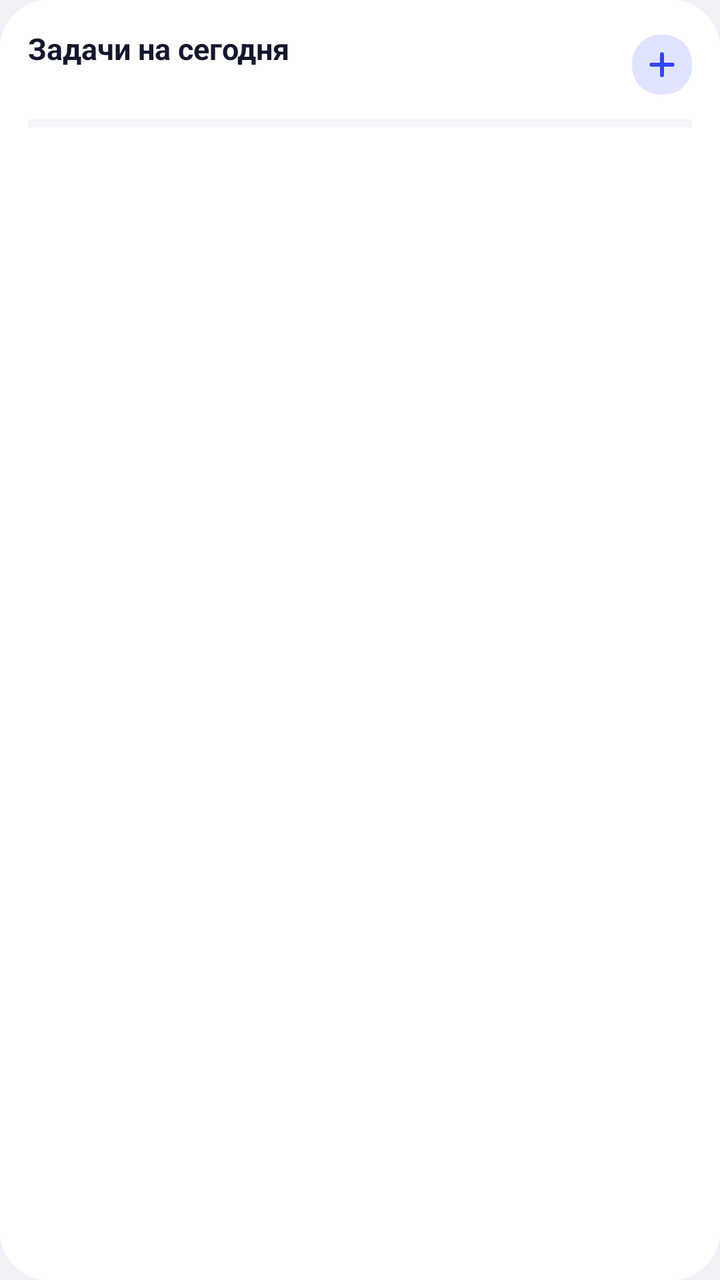
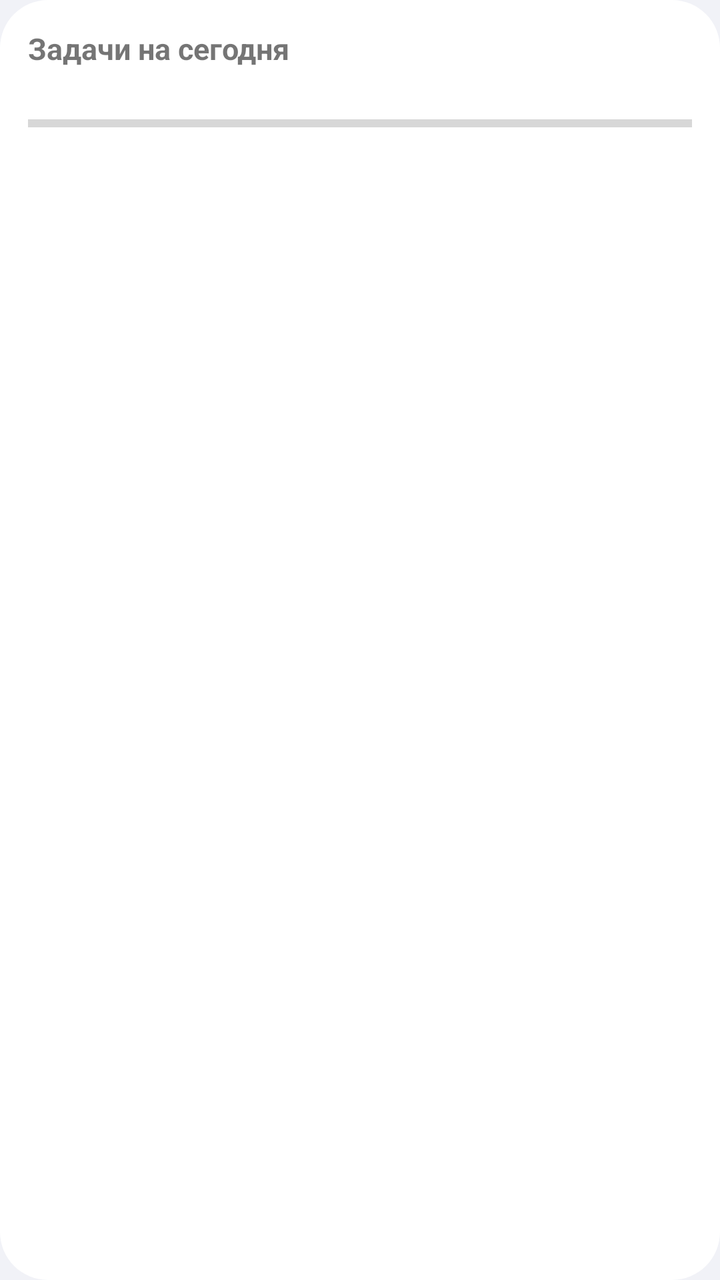

Compare the two renders of this Android layout. The source of the first and the diff that turns it into the second are given below.
<!-- AndroidManifest.xml: application theme Theme.Ritm -->
<!-- res/layout/widget_tasks.xml -->
<?xml version="1.0" encoding="utf-8"?>
<LinearLayout xmlns:android="http://schemas.android.com/apk/res/android" android:id="@+id/t_root" android:layout_width="match_parent" android:layout_height="match_parent" android:orientation="vertical" android:padding="14dp" android:background="@drawable/widget_bg">
    <LinearLayout android:layout_width="match_parent" android:layout_height="wrap_content" android:orientation="horizontal" android:gravity="center_vertical">
        <LinearLayout android:layout_width="0dp" android:layout_weight="1" android:layout_height="wrap_content" android:orientation="vertical">
            <TextView android:id="@+id/t_title" android:layout_width="wrap_content" android:layout_height="wrap_content" android:textColor="@color/r_ink" android:textSize="15sp" android:textStyle="bold" android:maxLines="1" android:text="Задачи на сегодня" />
            <TextView android:id="@+id/t_sub" android:layout_width="wrap_content" android:layout_height="wrap_content" android:textColor="@color/r_muted" android:textSize="12sp" android:maxLines="1" />
        </LinearLayout>
        <ImageView android:id="@+id/t_add" android:layout_width="30dp" android:layout_height="30dp" android:padding="6dp" android:background="@drawable/chip_bg" android:src="@drawable/ic_plus" android:tint="@color/r_accent" android:contentDescription="Добавить" />
    </LinearLayout>
    <ProgressBar android:id="@+id/t_progress" style="@android:style/Widget.Material.ProgressBar.Horizontal" android:layout_width="match_parent" android:layout_height="6dp" android:layout_marginTop="8dp" android:max="100" android:progress="0" android:progressTint="@color/r_calm" android:progressBackgroundTint="@color/r_line" android:visibility="visible" />
    <LinearLayout android:layout_width="match_parent" android:layout_height="0dp" android:layout_weight="1" android:orientation="vertical" android:layout_marginTop="6dp">
        <LinearLayout android:id="@+id/t_row1" android:layout_width="match_parent" android:layout_height="wrap_content" android:orientation="horizontal" android:gravity="center_vertical" android:paddingTop="5dp" android:paddingBottom="5dp" android:visibility="gone">
            <ImageView android:id="@+id/t_dot1" android:layout_width="18dp" android:layout_height="18dp" android:padding="4dp" android:src="@drawable/dot" android:contentDescription="@null" />
            <TextView android:id="@+id/t_txt1" android:layout_width="0dp" android:layout_weight="1" android:layout_height="wrap_content" android:layout_marginStart="8dp" android:textColor="@color/r_ink" android:textSize="14sp" android:maxLines="1" android:ellipsize="end" />
        </LinearLayout>
        <LinearLayout android:id="@+id/t_row2" android:layout_width="match_parent" android:layout_height="wrap_content" android:orientation="horizontal" android:gravity="center_vertical" android:paddingTop="5dp" android:paddingBottom="5dp" android:visibility="gone">
            <ImageView android:id="@+id/t_dot2" android:layout_width="18dp" android:layout_height="18dp" android:padding="4dp" android:src="@drawable/dot" android:contentDescription="@null" />
            <TextView android:id="@+id/t_txt2" android:layout_width="0dp" android:layout_weight="1" android:layout_height="wrap_content" android:layout_marginStart="8dp" android:textColor="@color/r_ink" android:textSize="14sp" android:maxLines="1" android:ellipsize="end" />
        </LinearLayout>
        <LinearLayout android:id="@+id/t_row3" android:layout_width="match_parent" android:layout_height="wrap_content" android:orientation="horizontal" android:gravity="center_vertical" android:paddingTop="5dp" android:paddingBottom="5dp" android:visibility="gone">
            <ImageView android:id="@+id/t_dot3" android:layout_width="18dp" android:layout_height="18dp" android:padding="4dp" android:src="@drawable/dot" android:contentDescription="@null" />
            <TextView android:id="@+id/t_txt3" android:layout_width="0dp" android:layout_weight="1" android:layout_height="wrap_content" android:layout_marginStart="8dp" android:textColor="@color/r_ink" android:textSize="14sp" android:maxLines="1" android:ellipsize="end" />
        </LinearLayout>
        <LinearLayout android:id="@+id/t_row4" android:layout_width="match_parent" android:layout_height="wrap_content" android:orientation="horizontal" android:gravity="center_vertical" android:paddingTop="5dp" android:paddingBottom="5dp" android:visibility="gone">
            <ImageView android:id="@+id/t_dot4" android:layout_width="18dp" android:layout_height="18dp" android:padding="4dp" android:src="@drawable/dot" android:contentDescription="@null" />
            <TextView android:id="@+id/t_txt4" android:layout_width="0dp" android:layout_weight="1" android:layout_height="wrap_content" android:layout_marginStart="8dp" android:textColor="@color/r_ink" android:textSize="14sp" android:maxLines="1" android:ellipsize="end" />
        </LinearLayout>
        <LinearLayout android:id="@+id/t_row5" android:layout_width="match_parent" android:layout_height="wrap_content" android:orientation="horizontal" android:gravity="center_vertical" android:paddingTop="5dp" android:paddingBottom="5dp" android:visibility="gone">
            <ImageView android:id="@+id/t_dot5" android:layout_width="18dp" android:layout_height="18dp" android:padding="4dp" android:src="@drawable/dot" android:contentDescription="@null" />
            <TextView android:id="@+id/t_txt5" android:layout_width="0dp" android:layout_weight="1" android:layout_height="wrap_content" android:layout_marginStart="8dp" android:textColor="@color/r_ink" android:textSize="14sp" android:maxLines="1" android:ellipsize="end" />
        </LinearLayout>
        <LinearLayout android:id="@+id/t_row6" android:layout_width="match_parent" android:layout_height="wrap_content" android:orientation="horizontal" android:gravity="center_vertical" android:paddingTop="5dp" android:paddingBottom="5dp" android:visibility="gone">
            <ImageView android:id="@+id/t_dot6" android:layout_width="18dp" android:layout_height="18dp" android:padding="4dp" android:src="@drawable/dot" android:contentDescription="@null" />
            <TextView android:id="@+id/t_txt6" android:layout_width="0dp" android:layout_weight="1" android:layout_height="wrap_content" android:layout_marginStart="8dp" android:textColor="@color/r_ink" android:textSize="14sp" android:maxLines="1" android:ellipsize="end" />
        </LinearLayout>
        <TextView android:id="@+id/t_empty" android:layout_width="match_parent" android:layout_height="match_parent" android:gravity="center" android:textColor="@color/r_muted" android:textSize="13sp" android:visibility="gone" />
    </LinearLayout>
    <TextView android:id="@+id/t_more" android:layout_width="wrap_content" android:layout_height="wrap_content" android:textColor="@color/r_accent" android:textSize="12sp" android:textStyle="bold" android:visibility="gone" />
</LinearLayout>
<!-- resources referenced by this layout -->
<resources>
  <color name="r_accent">#3346F0</color>
  <color name="r_calm">#1E9970</color>
  <color name="r_ink">#15172C</color>
  <color name="r_line">#D8DBE8</color>
  <color name="r_muted">#5D6182</color>
  <!-- drawable chip_bg (drawable) -->
  <?xml version="1.0" encoding="utf-8"?>
  <shape xmlns:android="http://schemas.android.com/apk/res/android" android:shape="rectangle"><solid android:color="@color/r_accent_soft" /><corners android:radius="14dp" /></shape>
  <!-- drawable dot (drawable) -->
  <?xml version="1.0" encoding="utf-8"?>
  <shape xmlns:android="http://schemas.android.com/apk/res/android" android:shape="oval"><solid android:color="#FFFFFF" /><size android:width="10dp" android:height="10dp" /></shape>
  <!-- drawable ic_plus (drawable) -->
  <?xml version="1.0" encoding="utf-8"?>
  <vector xmlns:android="http://schemas.android.com/apk/res/android" android:width="24dp" android:height="24dp" android:viewportWidth="24" android:viewportHeight="24">
      <path android:fillColor="#00000000" android:strokeColor="#FFFFFF" android:strokeWidth="2.6" android:strokeLineCap="round" android:pathData="M12,5v14M5,12h14" />
  </vector>
  <!-- drawable widget_bg (drawable) -->
  <?xml version="1.0" encoding="utf-8"?>
  <shape xmlns:android="http://schemas.android.com/apk/res/android" android:shape="rectangle">
      <solid android:color="@color/r_surface" />
      <corners android:radius="24dp" />
  </shape>
  <style name="Theme.Ritm" parent="android:Theme.Material.Light.NoActionBar">
          <item name="android:windowBackground">@color/r_bg</item>
          <item name="android:colorAccent">@color/r_accent</item>
          <item name="android:statusBarColor">@android:color/transparent</item>
          <item name="android:navigationBarColor">@android:color/transparent</item>
          <item name="android:windowLightStatusBar">true</item>
      </style>
  <color name="r_accent_soft">#E0E4FE</color>
  <color name="r_surface">#FFFFFF</color>
  <color name="r_bg">#F1F2F7</color>
</resources>

<!-- the commit's change to res/layout/widget_tasks.xml (unified diff, before → after) -->
@@ -1,39 +1,43 @@
 <?xml version="1.0" encoding="utf-8"?>
-<LinearLayout xmlns:android="http://schemas.android.com/apk/res/android" android:id="@+id/t_root" android:layout_width="match_parent" android:layout_height="match_parent" android:orientation="vertical" android:padding="14dp" android:background="@drawable/widget_bg">
-    <LinearLayout android:layout_width="match_parent" android:layout_height="wrap_content" android:orientation="horizontal" android:gravity="center_vertical">
-        <LinearLayout android:layout_width="0dp" android:layout_weight="1" android:layout_height="wrap_content" android:orientation="vertical">
-            <TextView android:id="@+id/t_title" android:layout_width="wrap_content" android:layout_height="wrap_content" android:textColor="@color/r_ink" android:textSize="15sp" android:textStyle="bold" android:maxLines="1" android:text="Задачи на сегодня" />
-            <TextView android:id="@+id/t_sub" android:layout_width="wrap_content" android:layout_height="wrap_content" android:textColor="@color/r_muted" android:textSize="12sp" android:maxLines="1" />
+<FrameLayout xmlns:android="http://schemas.android.com/apk/res/android" android:id="@+id/t_root" android:layout_width="match_parent" android:layout_height="match_parent">
+    <ImageView android:id="@+id/t_bg" android:layout_width="match_parent" android:layout_height="match_parent" android:src="@drawable/wbg" android:scaleType="fitXY" android:contentDescription="@null" />
+    <ImageView android:id="@+id/t_sheen" android:layout_width="match_parent" android:layout_height="match_parent" android:src="@drawable/wbg_sheen" android:scaleType="fitXY" android:contentDescription="@null" />
+    <LinearLayout android:layout_width="match_parent" android:layout_height="match_parent" android:orientation="vertical" android:padding="14dp">
+        <LinearLayout android:layout_width="match_parent" android:layout_height="wrap_content" android:orientation="horizontal" android:gravity="center_vertical">
+            <LinearLayout android:layout_width="0dp" android:layout_weight="1" android:layout_height="wrap_content" android:orientation="vertical">
+                <TextView android:id="@+id/t_title" android:layout_width="wrap_content" android:layout_height="wrap_content" android:textSize="15sp" android:maxLines="1" android:ellipsize="end" android:textStyle="bold" android:text="Задачи на сегодня"/>
+                <TextView android:id="@+id/t_sub" android:layout_width="wrap_content" android:layout_height="wrap_content" android:textSize="12sp" android:maxLines="1" android:ellipsize="end" />
+            </LinearLayout>
+            <ImageView android:id="@+id/t_add" android:layout_width="32dp" android:layout_height="32dp" android:padding="7dp" android:background="@drawable/chip_glass" android:src="@drawable/ic_plus" android:contentDescription="Добавить" />
         </LinearLayout>
-        <ImageView android:id="@+id/t_add" android:layout_width="30dp" android:layout_height="30dp" android:padding="6dp" android:background="@drawable/chip_bg" android:src="@drawable/ic_plus" android:tint="@color/r_accent" android:contentDescription="Добавить" />
+        <ProgressBar android:id="@+id/t_progress" style="@android:style/Widget.Material.ProgressBar.Horizontal" android:layout_width="match_parent" android:layout_height="6dp" android:layout_marginTop="8dp" android:max="100" android:progress="0" android:visibility="visible" />
+        <LinearLayout android:layout_width="match_parent" android:layout_height="0dp" android:layout_weight="1" android:orientation="vertical" android:layout_marginTop="6dp">
+        <LinearLayout android:id="@+id/t_row1" android:layout_width="match_parent" android:layout_height="wrap_content" android:orientation="horizontal" android:gravity="center_vertical" android:paddingTop="4dp" android:paddingBottom="4dp" android:visibility="gone">
+            <ImageView android:id="@+id/t_dot1" android:layout_width="18dp" android:layout_height="18dp" android:padding="4dp" android:src="@drawable/dot" android:contentDescription="@null" />
+            <TextView android:id="@+id/t_txt1" android:layout_width="0dp" android:layout_weight="1" android:layout_height="wrap_content" android:layout_marginStart="6dp" android:textSize="14sp" android:maxLines="1" android:ellipsize="end" />
+        </LinearLayout>
+        <LinearLayout android:id="@+id/t_row2" android:layout_width="match_parent" android:layout_height="wrap_content" android:orientation="horizontal" android:gravity="center_vertical" android:paddingTop="4dp" android:paddingBottom="4dp" android:visibility="gone">
+            <ImageView android:id="@+id/t_dot2" android:layout_width="18dp" android:layout_height="18dp" android:padding="4dp" android:src="@drawable/dot" android:contentDescription="@null" />
+            <TextView android:id="@+id/t_txt2" android:layout_width="0dp" android:layout_weight="1" android:layout_height="wrap_content" android:layout_marginStart="6dp" android:textSize="14sp" android:maxLines="1" android:ellipsize="end" />
+        </LinearLayout>
+        <LinearLayout android:id="@+id/t_row3" android:layout_width="match_parent" android:layout_height="wrap_content" android:orientation="horizontal" android:gravity="center_vertical" android:paddingTop="4dp" android:paddingBottom="4dp" android:visibility="gone">
+            <ImageView android:id="@+id/t_dot3" android:layout_width="18dp" android:layout_height="18dp" android:padding="4dp" android:src="@drawable/dot" android:contentDescription="@null" />
+            <TextView android:id="@+id/t_txt3" android:layout_width="0dp" android:layout_weight="1" android:layout_height="wrap_content" android:layout_marginStart="6dp" android:textSize="14sp" android:maxLines="1" android:ellipsize="end" />
+        </LinearLayout>
+        <LinearLayout android:id="@+id/t_row4" android:layout_width="match_parent" android:layout_height="wrap_content" android:orientation="horizontal" android:gravity="center_vertical" android:paddingTop="4dp" android:paddingBottom="4dp" android:visibility="gone">
+            <ImageView android:id="@+id/t_dot4" android:layout_width="18dp" android:layout_height="18dp" android:padding="4dp" android:src="@drawable/dot" android:contentDescription="@null" />
+            <TextView android:id="@+id/t_txt4" android:layout_width="0dp" android:layout_weight="1" android:layout_height="wrap_content" android:layout_marginStart="6dp" android:textSize="14sp" android:maxLines="1" android:ellipsize="end" />
+        </LinearLayout>
+        <LinearLayout android:id="@+id/t_row5" android:layout_width="match_parent" android:layout_height="wrap_content" android:orientation="horizontal" android:gravity="center_vertical" android:paddingTop="4dp" android:paddingBottom="4dp" android:visibility="gone">
+            <ImageView android:id="@+id/t_dot5" android:layout_width="18dp" android:layout_height="18dp" android:padding="4dp" android:src="@drawable/dot" android:contentDescription="@null" />
+            <TextView android:id="@+id/t_txt5" android:layout_width="0dp" android:layout_weight="1" android:layout_height="wrap_content" android:layout_marginStart="6dp" android:textSize="14sp" android:maxLines="1" android:ellipsize="end" />
+        </LinearLayout>
+        <LinearLayout android:id="@+id/t_row6" android:layout_width="match_parent" android:layout_height="wrap_content" android:orientation="horizontal" android:gravity="center_vertical" android:paddingTop="4dp" android:paddingBottom="4dp" android:visibility="gone">
+            <ImageView android:id="@+id/t_dot6" android:layout_width="18dp" android:layout_height="18dp" android:padding="4dp" android:src="@drawable/dot" android:contentDescription="@null" />
+            <TextView android:id="@+id/t_txt6" android:layout_width="0dp" android:layout_weight="1" android:layout_height="wrap_content" android:layout_marginStart="6dp" android:textSize="14sp" android:maxLines="1" android:ellipsize="end" />
+        </LinearLayout>
+            <TextView android:id="@+id/t_empty" android:layout_width="match_parent" android:layout_height="match_parent" android:gravity="center" android:textSize="13sp" android:visibility="gone" />
+        </LinearLayout>
+        <TextView android:id="@+id/t_more" android:layout_width="wrap_content" android:layout_height="wrap_content" android:textSize="12sp" android:maxLines="1" android:ellipsize="end" android:textStyle="bold" android:visibility="gone"/>
     </LinearLayout>
-    <ProgressBar android:id="@+id/t_progress" style="@android:style/Widget.Material.ProgressBar.Horizontal" android:layout_width="match_parent" android:layout_height="6dp" android:layout_marginTop="8dp" android:max="100" android:progress="0" android:progressTint="@color/r_calm" android:progressBackgroundTint="@color/r_line" android:visibility="visible" />
-    <LinearLayout android:layout_width="match_parent" android:layout_height="0dp" android:layout_weight="1" android:orientation="vertical" android:layout_marginTop="6dp">
-        <LinearLayout android:id="@+id/t_row1" android:layout_width="match_parent" android:layout_height="wrap_content" android:orientation="horizontal" android:gravity="center_vertical" android:paddingTop="5dp" android:paddingBottom="5dp" android:visibility="gone">
-            <ImageView android:id="@+id/t_dot1" android:layout_width="18dp" android:layout_height="18dp" android:padding="4dp" android:src="@drawable/dot" android:contentDescription="@null" />
-            <TextView android:id="@+id/t_txt1" android:layout_width="0dp" android:layout_weight="1" android:layout_height="wrap_content" android:layout_marginStart="8dp" android:textColor="@color/r_ink" android:textSize="14sp" android:maxLines="1" android:ellipsize="end" />
-        </LinearLayout>
-        <LinearLayout android:id="@+id/t_row2" android:layout_width="match_parent" android:layout_height="wrap_content" android:orientation="horizontal" android:gravity="center_vertical" android:paddingTop="5dp" android:paddingBottom="5dp" android:visibility="gone">
-            <ImageView android:id="@+id/t_dot2" android:layout_width="18dp" android:layout_height="18dp" android:padding="4dp" android:src="@drawable/dot" android:contentDescription="@null" />
-            <TextView android:id="@+id/t_txt2" android:layout_width="0dp" android:layout_weight="1" android:layout_height="wrap_content" android:layout_marginStart="8dp" android:textColor="@color/r_ink" android:textSize="14sp" android:maxLines="1" android:ellipsize="end" />
-        </LinearLayout>
-        <LinearLayout android:id="@+id/t_row3" android:layout_width="match_parent" android:layout_height="wrap_content" android:orientation="horizontal" android:gravity="center_vertical" android:paddingTop="5dp" android:paddingBottom="5dp" android:visibility="gone">
-            <ImageView android:id="@+id/t_dot3" android:layout_width="18dp" android:layout_height="18dp" android:padding="4dp" android:src="@drawable/dot" android:contentDescription="@null" />
-            <TextView android:id="@+id/t_txt3" android:layout_width="0dp" android:layout_weight="1" android:layout_height="wrap_content" android:layout_marginStart="8dp" android:textColor="@color/r_ink" android:textSize="14sp" android:maxLines="1" android:ellipsize="end" />
-        </LinearLayout>
-        <LinearLayout android:id="@+id/t_row4" android:layout_width="match_parent" android:layout_height="wrap_content" android:orientation="horizontal" android:gravity="center_vertical" android:paddingTop="5dp" android:paddingBottom="5dp" android:visibility="gone">
-            <ImageView android:id="@+id/t_dot4" android:layout_width="18dp" android:layout_height="18dp" android:padding="4dp" android:src="@drawable/dot" android:contentDescription="@null" />
-            <TextView android:id="@+id/t_txt4" android:layout_width="0dp" android:layout_weight="1" android:layout_height="wrap_content" android:layout_marginStart="8dp" android:textColor="@color/r_ink" android:textSize="14sp" android:maxLines="1" android:ellipsize="end" />
-        </LinearLayout>
-        <LinearLayout android:id="@+id/t_row5" android:layout_width="match_parent" android:layout_height="wrap_content" android:orientation="horizontal" android:gravity="center_vertical" android:paddingTop="5dp" android:paddingBottom="5dp" android:visibility="gone">
-            <ImageView android:id="@+id/t_dot5" android:layout_width="18dp" android:layout_height="18dp" android:padding="4dp" android:src="@drawable/dot" android:contentDescription="@null" />
-            <TextView android:id="@+id/t_txt5" android:layout_width="0dp" android:layout_weight="1" android:layout_height="wrap_content" android:layout_marginStart="8dp" android:textColor="@color/r_ink" android:textSize="14sp" android:maxLines="1" android:ellipsize="end" />
-        </LinearLayout>
-        <LinearLayout android:id="@+id/t_row6" android:layout_width="match_parent" android:layout_height="wrap_content" android:orientation="horizontal" android:gravity="center_vertical" android:paddingTop="5dp" android:paddingBottom="5dp" android:visibility="gone">
-            <ImageView android:id="@+id/t_dot6" android:layout_width="18dp" android:layout_height="18dp" android:padding="4dp" android:src="@drawable/dot" android:contentDescription="@null" />
-            <TextView android:id="@+id/t_txt6" android:layout_width="0dp" android:layout_weight="1" android:layout_height="wrap_content" android:layout_marginStart="8dp" android:textColor="@color/r_ink" android:textSize="14sp" android:maxLines="1" android:ellipsize="end" />
-        </LinearLayout>
-        <TextView android:id="@+id/t_empty" android:layout_width="match_parent" android:layout_height="match_parent" android:gravity="center" android:textColor="@color/r_muted" android:textSize="13sp" android:visibility="gone" />
-    </LinearLayout>
-    <TextView android:id="@+id/t_more" android:layout_width="wrap_content" android:layout_height="wrap_content" android:textColor="@color/r_accent" android:textSize="12sp" android:textStyle="bold" android:visibility="gone" />
-</LinearLayout>
+</FrameLayout>
<!-- resource entries referenced after the edit -->
@@ -1,13 +1,9 @@
 <!-- resources referenced by this layout -->
 <resources>
+  <!-- drawable chip_glass (drawable) -->
+  <?xml version="1.0" encoding="utf-8"?>
+  <shape xmlns:android="http://schemas.android.com/apk/res/android" android:shape="rectangle"><solid android:color="#33FFFFFF" /><corners android:radius="14dp" /></shape>
   <color name="r_accent">#3346F0</color>
-  <color name="r_calm">#1E9970</color>
-  <color name="r_ink">#15172C</color>
-  <color name="r_line">#D8DBE8</color>
-  <color name="r_muted">#5D6182</color>
-  <!-- drawable chip_bg (drawable) -->
-  <?xml version="1.0" encoding="utf-8"?>
-  <shape xmlns:android="http://schemas.android.com/apk/res/android" android:shape="rectangle"><solid android:color="@color/r_accent_soft" /><corners android:radius="14dp" /></shape>
   <!-- drawable dot (drawable) -->
   <?xml version="1.0" encoding="utf-8"?>
   <shape xmlns:android="http://schemas.android.com/apk/res/android" android:shape="oval"><solid android:color="#FFFFFF" /><size android:width="10dp" android:height="10dp" /></shape>
@@ -16,12 +12,12 @@
   <vector xmlns:android="http://schemas.android.com/apk/res/android" android:width="24dp" android:height="24dp" android:viewportWidth="24" android:viewportHeight="24">
       <path android:fillColor="#00000000" android:strokeColor="#FFFFFF" android:strokeWidth="2.6" android:strokeLineCap="round" android:pathData="M12,5v14M5,12h14" />
   </vector>
-  <!-- drawable widget_bg (drawable) -->
+  <!-- drawable wbg (drawable) -->
   <?xml version="1.0" encoding="utf-8"?>
-  <shape xmlns:android="http://schemas.android.com/apk/res/android" android:shape="rectangle">
-      <solid android:color="@color/r_surface" />
-      <corners android:radius="24dp" />
-  </shape>
+  <shape xmlns:android="http://schemas.android.com/apk/res/android" android:shape="rectangle"><solid android:color="#FFFFFF" /><corners android:radius="24dp" /></shape>
+  <!-- drawable wbg_sheen (drawable) -->
+  <?xml version="1.0" encoding="utf-8"?>
+  <shape xmlns:android="http://schemas.android.com/apk/res/android" android:shape="rectangle"><gradient android:angle="315" android:startColor="#00000000" android:endColor="#33FFFFFF" /><corners android:radius="24dp" /></shape>
   <style name="Theme.Ritm" parent="android:Theme.Material.Light.NoActionBar">
           <item name="android:windowBackground">@color/r_bg</item>
           <item name="android:colorAccent">@color/r_accent</item>
@@ -29,8 +25,6 @@
           <item name="android:navigationBarColor">@android:color/transparent</item>
           <item name="android:windowLightStatusBar">true</item>
       </style>
-  <color name="r_accent_soft">#E0E4FE</color>
-  <color name="r_surface">#FFFFFF</color>
   <color name="r_bg">#F1F2F7</color>
 </resources>
 
